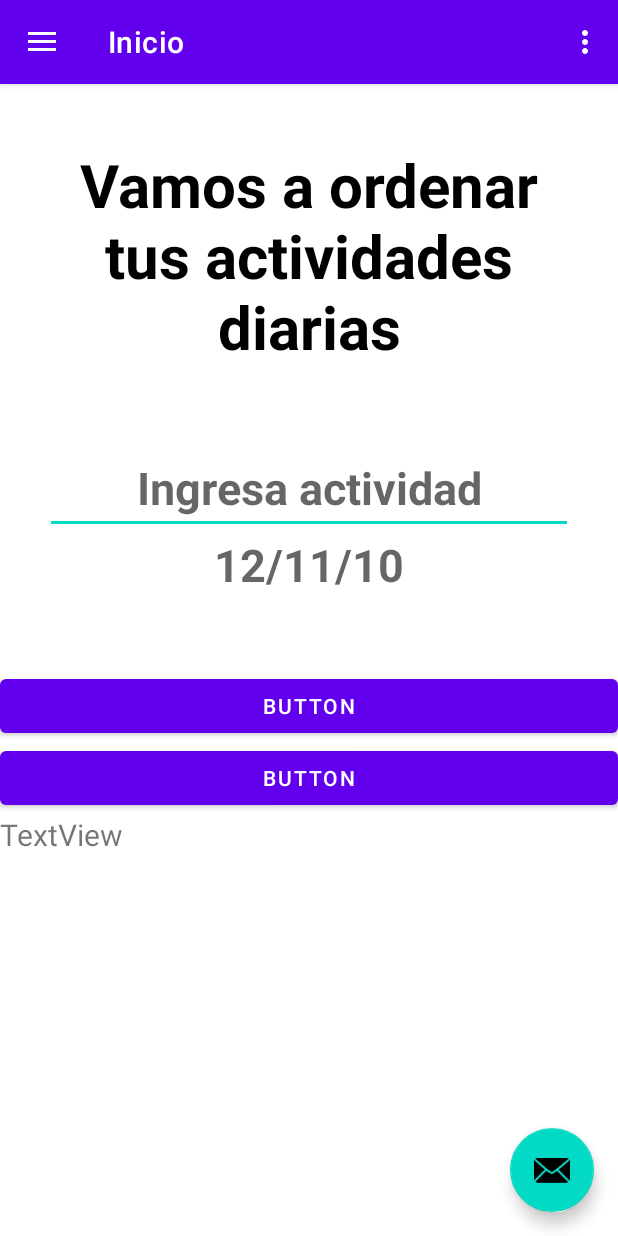
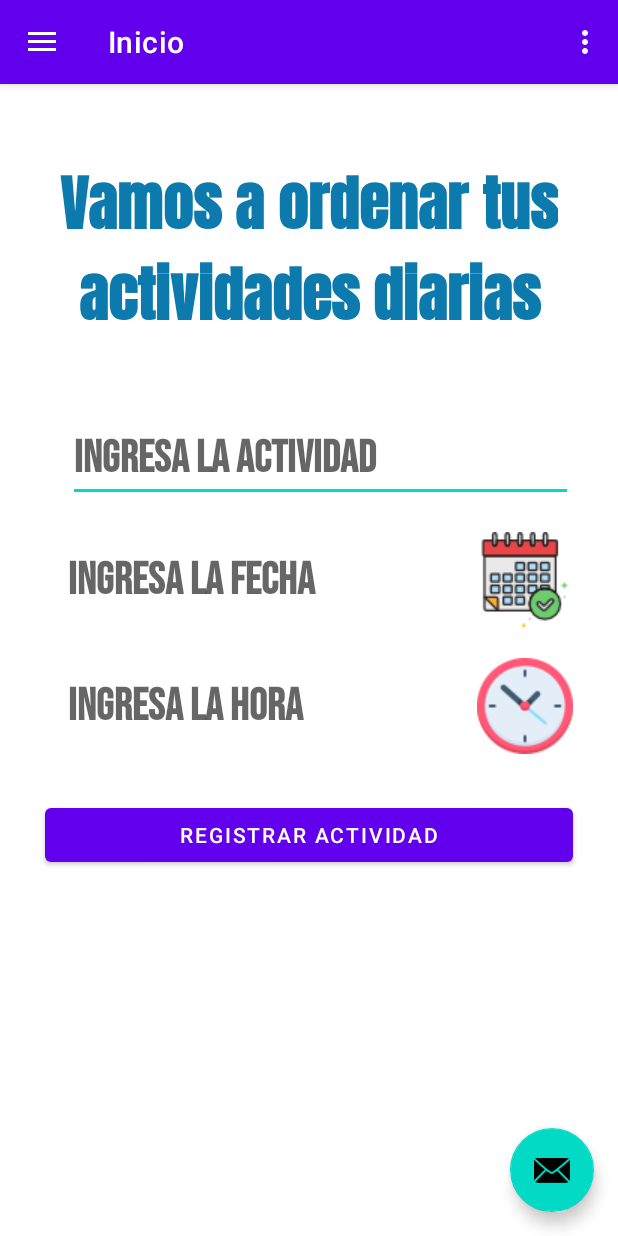
Before and after one commit to DrinerTucto/TrabajpFinalKotlin, an Android app: the screen it shows after launch once a user with an empty profile is signed in (IniciActivity2), on a phone screen of 412 x 824 dp. Run offline under Robolectric (Android 15) with nearby library versions, the phone set to English and light mode, and no system bars; our stand-ins replace Firebase (no records; nobody signed in at launch, a user with empty details on screens opened directly), navigation-ui.

Commit message:
Agregando ms diseño y personalizacion a la parte principal

```diff
--- a/app/src/main/java/com/example/oraganizadtn/ui/home/HomeFragment.kt
+++ b/app/src/main/java/com/example/oraganizadtn/ui/home/HomeFragment.kt
@@ -38,30 +38,32 @@ class HomeFragment : Fragment() {
 
         _binding = FragmentHomeBinding.inflate(inflater, container, false)
         val root: View = binding.root
-        val startHour=today.get(Calendar.HOUR_OF_DAY)
-        val stackMi=today.get(Calendar.MINUTE)
-
-        val hora: Button = root.findViewById(R.id.bt)
-        val fecha: TextView = root.findViewById(R.id.horasel)
 
 
+        val hora: TextView = root.findViewById(R.id.bt)
+        val fecha: TextView = root.findViewById(R.id.horasel)
+        val horaicon:ImageButton=root.findViewById(R.id.imageButton2)
+        val horaicon2:ImageButton=root.findViewById(R.id.imageButton)
+
+        horaicon.setOnClickListener{
+    cliken2()
+}
+
         hora.setOnClickListener {
+                cliken2()
 
-            TimePickerDialog(this.context, TimePickerDialog.OnTimeSetListener { TimePicker, i, i2 ->
+        }
 
 
-            }, startHour, stackMi, false).show()
+        fecha.setOnClickListener{
+            clikfecha2()
         }
 
-        fecha.setOnClickListener{
-            DatePickerDialog( requireContext(),DatePickerDialog.OnDateSetListener{ DatePicker, a, e, b ->
 
-            },2007,7,8).show()
-        }
         binding.bt3.setOnClickListener {
             val user = hashMapOf(
                 "nombre" to binding.datos1.text.toString(),
-                "Actividad" to binding.datos2.text.toString()
+                "Actividad" to binding.horasel.text.toString()
 
             )
             db.collection("usuarios")
@@ -81,10 +83,17 @@ class HomeFragment : Fragment() {
         return root
     }
 
+    fun clikfecha2(){
+        DatePickerDialog( requireContext(),DatePickerDialog.OnDateSetListener{ DatePicker, a, e, b ->
 
-
-
-
+        },2007,7,8).show()
+    }
+    fun cliken2 (){
+        val startHour=today.get(Calendar.HOUR_OF_DAY)
+        val stackMi=today.get(Calendar.MINUTE)
+        TimePickerDialog(this.context, TimePickerDialog.OnTimeSetListener { TimePicker, i, i2 ->
+        }, startHour, stackMi, false).show()
+    }
 
     override fun onDestroyView() {
         super.onDestroyView()
--- /dev/null
+++ b/app/src/main/res/font/font.xml
@@ -0,0 +1,4 @@
+<?xml version="1.0" encoding="utf-8"?>
+<font-family xmlns:android="http://schemas.android.com/apk/res/android">
+
+</font-family>
--- a/app/src/main/res/layout/fragment_home.xml
+++ b/app/src/main/res/layout/fragment_home.xml
@@ -24,25 +24,30 @@
             android:layout_height="wrap_content"
             android:text="Vamos a ordenar tus actividades diarias"
             android:textAlignment="center"
-            android:textColor="@color/black"
-            android:textSize="40dp"
+            android:textColor="#0C7AAC"
+            android:textSize="40sp"
+            android:fontFamily="@font/letra"
+
             android:textStyle="bold"></TextView>
 
     </LinearLayout>
    <LinearLayout
-       android:layout_marginLeft="30dp"
+        android:layout_marginLeft="30dp"
        android:layout_width="match_parent"
        android:layout_marginRight="30dp"
        android:layout_height="wrap_content">
 
        <EditText
            android:id="@+id/datos1"
+           android:fontFamily="@font/letra2"
+           android:layout_marginLeft="15dp"
+
            android:layout_width="match_parent"
            android:layout_height="match_parent"
-           android:hint="Ingresa actividad"
-           android:textAlignment="center"
+           android:hint="Ingresa la actividad"
+android:layout_gravity="center"
            android:textColor="@color/black"
-           android:textSize="30dp"
+           android:textSize="30sp"
            android:textStyle="bold">
 
        </EditText>
@@ -50,45 +55,89 @@
    </LinearLayout>
 
     <LinearLayout
+        android:layout_marginTop="20dp"
         android:layout_marginLeft="30dp"
         android:layout_width="match_parent"
         android:layout_marginRight="30dp"
+
         android:layout_height="wrap_content">
 
         <TextView
+            android:fontFamily="@font/letra2"
+            android:layout_marginLeft="15dp"
             android:id="@+id/horasel"
-            android:layout_width="match_parent"
-            android:layout_height="match_parent"
-            android:layout_marginBottom="50dp"
+            android:layout_width="wrap_content"
+            android:layout_height="wrap_content"
             android:clickable="true"
-            android:hint="12/11/10"
-            android:textAlignment="center"
+            android:hint="Ingresa la fecha"
+ android:layout_gravity="center"
+             android:layout_weight="1"
             android:textColor="@color/black"
-            android:textSize="30dp"
+            android:textSize="30sp"
             android:textStyle="bold">
 
         </TextView>
 
+        <ImageButton
+            android:id="@+id/imageButton"
+            android:layout_width="wrap_content"
+            android:layout_height="wrap_content"
+            android:background="@color/white"
+            android:src="@drawable/fecha"
+
+            android:tooltipText="@string/btn_nada"
+            tools:ignore="SpeakableTextPresentCheck,SpeakableTextPresentCheck" />
+
     </LinearLayout>
+<LinearLayout
+    android:layout_marginTop="20dp"
+    android:layout_width="match_parent"
+    android:layout_height="wrap_content"
 
-    <Button
-        android:id="@+id/bt"
-        android:layout_width="match_parent"
-        android:layout_height="wrap_content"
-        android:text="Button" />
-
-    <Button
-            android:id="@+id/bt3"
-        android:layout_width="match_parent"
-        android:layout_height="wrap_content"
-        android:text="Button" />
+    android:layout_marginRight="30dp"
+    android:layout_marginLeft="30dp"
+     android:orientation="horizontal"
+    >
 
     <TextView
-        android:id="@+id/datos2"
-        android:layout_width="match_parent"
+        android:id="@+id/bt"
+        android:fontFamily="@font/letra2"
+        android:layout_marginLeft="15dp"
+
+        android:layout_width="wrap_content"
         android:layout_height="wrap_content"
-        android:text="TextView"
-        android:textSize="20sp" />
+        android:hint="Ingresa la hora"
+        android:layout_weight="1"
+        android:layout_gravity="center"
+        android:textStyle="bold"
+        android:clickable="true"
+        android:textSize="30sp"
+        />
+
+    <ImageButton
+        android:id="@+id/imageButton2"
+        android:layout_width="wrap_content"
+        android:layout_height="wrap_content"
+        android:background="@color/white"
+
+        android:src="@drawable/reloj" />
 
 
 </LinearLayout>
+    <Button
+        android:layout_marginRight="30dp"
+        android:layout_marginLeft="30dp"
+        android:layout_marginTop="30dp"
+        android:id="@+id/bt3"
+        android:layout_width="match_parent"
+        android:layout_height="wrap_content"
+
+
+        android:text="Registrar actividad" />
+
+
+
+
+
+
+</LinearLayout>
--- a/app/src/main/res/values/strings.xml
+++ b/app/src/main/res/values/strings.xml
@@ -14,4 +14,6 @@
     <string name="menu_home">Inicio</string>
     <string name="menu_gallery">Editar perfil </string>
     <string name="menu_slideshow">Configuracion</string>
+    <string name="btn_nada"></string>
+
 </resources>
```
Also changed, not shown: app/src/main/res/drawable-v24/fecha.png (added), app/src/main/res/drawable-v24/reloj.png (added), app/src/main/res/font/letra.ttf (added), app/src/main/res/font/letra2.ttf (added).
